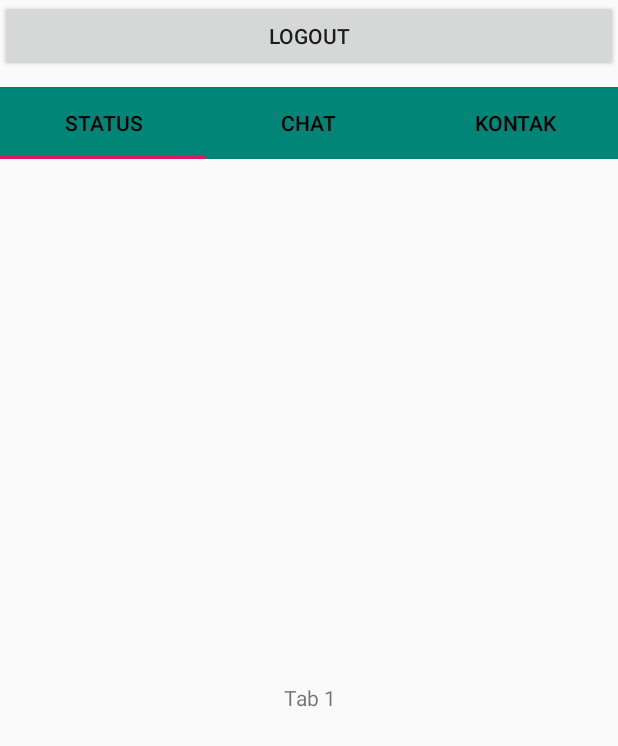
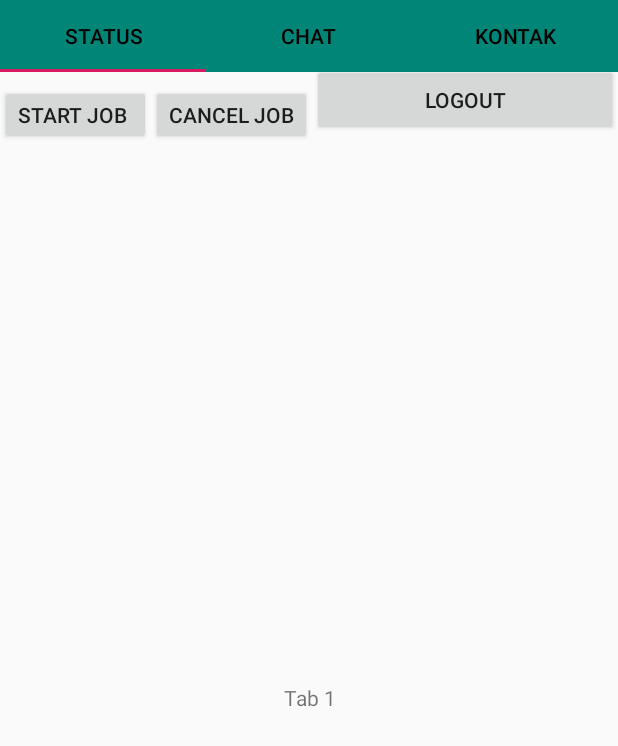
Before and after one commit to hinggga/Hinggga, an Android app: the Home screen opened directly, with no data from a screen before it, on a phone screen of 412 x 824 dp. Shown: the top 746 px of the screen. Run offline under Robolectric (Android 15) with nearby library versions, the phone set to English and light mode, and no system bars.

```diff
--- a/app/src/main/AndroidManifest.xml
+++ b/app/src/main/AndroidManifest.xml
@@ -23,9 +23,9 @@
         </activity>
         <activity android:name=".Daftar" />
         <activity android:name=".Home">
-
         </activity>
-
+                <service android:name=".MyJobService"
+                    android:permission = "android.permission.BIND_JOB_SERVICE"/>
     </application>
 
 </manifest>
--- a/app/src/main/res/layout/activity_home.xml
+++ b/app/src/main/res/layout/activity_home.xml
@@ -11,13 +11,8 @@
     tools:context=".Home">
 
 
-    <Button
-        android:id="@+id/btnRemember"
-        android:layout_width="match_parent"
-        android:layout_height="wrap_content"
-        android:layout_marginBottom="10dp"
-        android:gravity="center"
-        android:text="Logout" />
+
+
 
 
     <com.google.android.material.tabs.TabLayout
@@ -45,17 +40,50 @@
             android:layout_width="wrap_content"
             android:layout_height="wrap_content"/>
 
+
+
     </com.google.android.material.tabs.TabLayout>
 
+
+    <LinearLayout
+        android:layout_width="match_parent"
+        android:layout_height="wrap_content"
+        android:gravity="center">
+
+        <androidx.appcompat.widget.AppCompatButton
+            android:id="@+id/btnStart"
+            android:layout_width="wrap_content"
+            android:layout_height="40dp"
+            android:text="Start Job "
+            android:onClick="scheduleJob"/>
+
+        <androidx.appcompat.widget.AppCompatButton
+            android:id="@+id/btnCancel"
+            android:layout_width="wrap_content"
+            android:layout_height="40dp"
+            android:text="Cancel Job"
+            android:onClick="cancleJob"/>
+
+
+        <Button
+            android:id="@+id/btnRemember"
+            android:layout_width="match_parent"
+            android:layout_height="wrap_content"
+            android:layout_marginBottom="10dp"
+            android:gravity="center"
+            android:text="Logout" />
+
+    </LinearLayout>
+
     <androidx.viewpager.widget.ViewPager
+
         android:id="@+id/viewpager"
         android:layout_width="match_parent"
         android:layout_height="match_parent">
+
 
     </androidx.viewpager.widget.ViewPager>
 
 
 
-
-
-</LinearLayout>
+    </LinearLayout>
```
Also changed, not shown: app/src/main/java/com/example/hingga/Home.java (+32 -3 lines), 1 other file.
